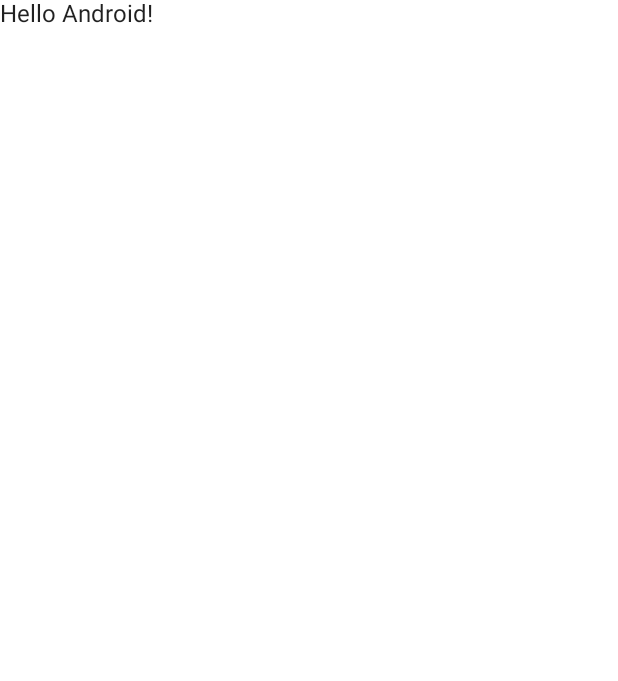
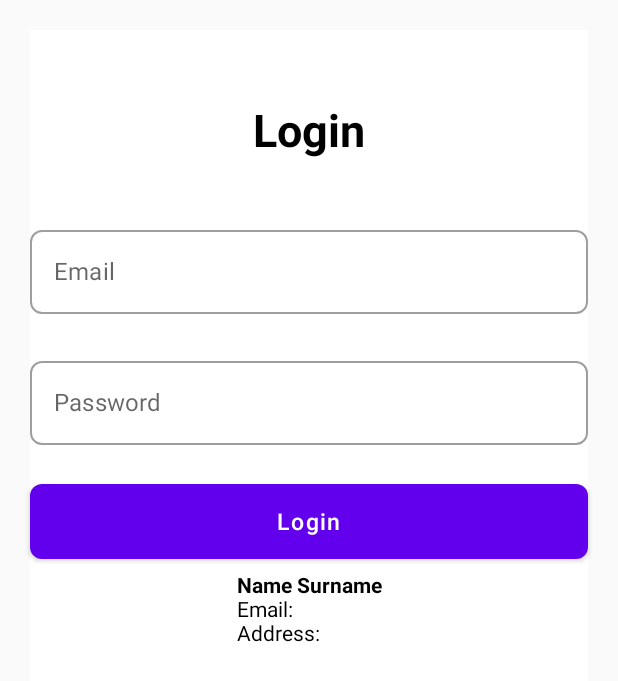
Before and after one commit to techshak/Random-User, an Android app built with Jetpack Compose: the screen it shows after launch (MainActivity), on a phone screen of 412 x 824 dp. Before the commit the part shown is almost empty. Shown: the top 681 px of the screen. Run offline under Robolectric (Android 15) with nearby library versions, the phone set to English and light mode, and no system bars; our stand-ins replace Dagger/Hilt's generated code.

Commit message:
Finish Login Page

```diff
--- a/app/src/main/AndroidManifest.xml
+++ b/app/src/main/AndroidManifest.xml
@@ -2,7 +2,12 @@
 <manifest xmlns:android="http://schemas.android.com/apk/res/android"
     xmlns:tools="http://schemas.android.com/tools">
 
+    <uses-permission android:name="android.permission.INTERNET"/>
+    <uses-permission android:name="android.permission.ACCESS_NETWORK_STATE"/>
+
     <application
+        android:name =".di.UserApplication"
+        android:usesCleartextTraffic="true"
         android:allowBackup="true"
         android:dataExtractionRules="@xml/data_extraction_rules"
         android:fullBackupContent="@xml/backup_rules"
--- a/app/src/main/java/com/example/ibstakehome/MainActivity.kt
+++ b/app/src/main/java/com/example/ibstakehome/MainActivity.kt
@@ -10,34 +10,21 @@ import androidx.compose.material.Text
 import androidx.compose.runtime.Composable
 import androidx.compose.ui.Modifier
 import androidx.compose.ui.tooling.preview.Preview
+import com.example.ibstakehome.navigation.Navigation
 import com.example.ibstakehome.ui.theme.IBSTakehomeTheme
 
 class MainActivity : ComponentActivity() {
     override fun onCreate(savedInstanceState: Bundle?) {
         super.onCreate(savedInstanceState)
         setContent {
-            IBSTakehomeTheme {
-                // A surface container using the 'background' color from the theme
-                Surface(
-                    modifier = Modifier.fillMaxSize(),
-                    color = MaterialTheme.colors.background
-                ) {
-                    Greeting("Android")
-                }
-            }
+            Navigation()
         }
     }
 }
 
-@Composable
-fun Greeting(name: String) {
-    Text(text = "Hello $name!")
-}
 
 @Preview(showBackground = true)
 @Composable
 fun DefaultPreview() {
-    IBSTakehomeTheme {
-        Greeting("Android")
-    }
+    Navigation()
 }
--- /dev/null
+++ b/app/src/main/java/com/example/ibstakehome/di/UserApplication.kt
@@ -0,0 +1,7 @@
+package com.example.ibstakehome.di
+
+import android.app.Application
+import dagger.hilt.android.HiltAndroidApp
+
+@HiltAndroidApp
+class UserApplication : Application()
--- /dev/null
+++ b/app/src/main/java/com/example/ibstakehome/navigation/Navigation.kt
@@ -0,0 +1,19 @@
+package com.example.ibstakehome.navigation
+
+import androidx.compose.runtime.Composable
+import androidx.navigation.compose.NavHost
+import androidx.navigation.compose.composable
+import androidx.navigation.compose.rememberNavController
+import com.example.ibstakehome.ui.presentation.login.LoginScreen
+
+@Composable
+fun Navigation () {
+    val navController = rememberNavController()
+    NavHost(navController = navController, startDestination = Screens.LoginScreen.route){
+        composable(
+            route = Screens.LoginScreen.route,
+        ){
+            LoginScreen(navController = navController)
+        }
+    }
+}
--- /dev/null
+++ b/app/src/main/java/com/example/ibstakehome/navigation/Screens.kt
@@ -0,0 +1,5 @@
+package com.example.ibstakehome.navigation
+
+sealed class Screens(val route:String){
+    object LoginScreen: Screens("login_screen")
+}
--- /dev/null
+++ b/app/src/main/java/com/example/ibstakehome/ui/presentation/login/LoginScreen.kt
@@ -0,0 +1,129 @@
+package com.example.ibstakehome.ui.presentation.login
+
+import androidx.compose.foundation.background
+import androidx.compose.foundation.layout.*
+import androidx.compose.foundation.shape.RoundedCornerShape
+import androidx.compose.material.*
+import androidx.compose.runtime.*
+import androidx.compose.ui.Alignment
+import androidx.compose.ui.Modifier
+import androidx.compose.ui.graphics.Color
+import androidx.compose.ui.text.font.FontWeight
+import androidx.compose.ui.text.input.PasswordVisualTransformation
+import androidx.compose.ui.text.input.TextFieldValue
+import androidx.compose.ui.unit.dp
+import androidx.compose.ui.unit.sp
+import androidx.navigation.NavController
+import java.util.regex.Pattern
+
+@Composable
+fun LoginScreen(
+    navController: NavController
+){
+    val regex = Pattern.compile("[a-zA-Z0-9\\+\\.\\_\\%\\-\\+]{1,256}" + "\\@"
+            + "[a-zA-Z0-9][a-zA-Z0-9\\-]{0,64}" + "(" + "\\."
+            + "[a-zA-Z0-9][a-zA-Z0-9\\-]{0,25}" + ")+");
+    var email by remember{ mutableStateOf(TextFieldValue("")) }
+    var password by remember { mutableStateOf(TextFieldValue("")) }
+    val isValidMail = regex.matcher(email.text).matches();
+    val isValidPass = password.text.count() > 6
+    Column (
+        Modifier
+            .fillMaxWidth()
+            .fillMaxHeight()
+            .padding(20.dp)
+            .background(color = Color.White)
+    ){
+        Text(
+            text = "Login",
+            color = Color.Black,
+            fontWeight = FontWeight.Bold,
+            fontSize = 30.sp,
+            modifier = Modifier
+                .align(Alignment.CenterHorizontally)
+                .padding(top = 50.dp)
+        )
+        OutlinedTextField(
+            value = email,
+            onValueChange = {newText->
+                email = newText
+            },
+            label = { Text("Email") },
+            singleLine = true,
+            modifier = Modifier
+                .padding(0.dp, 40.dp, 0.dp, 0.dp)
+                .fillMaxWidth(),
+            shape = RoundedCornerShape(8.dp),
+            isError = isValidMail
+        )
+        Text(
+            text = if (!isValidMail && email.text.isNotEmpty()) "Invalid email format" else " ",
+            color = Color.Red,
+        )
+
+        OutlinedTextField(
+            value = password,
+            label = { Text("Password") },
+            onValueChange = {newText->
+                password = newText
+            },
+            singleLine = true,
+            modifier = Modifier
+                .padding(0.dp, 7.dp, 0.dp, 0.dp)
+                .fillMaxWidth(),
+            shape = RoundedCornerShape(8.dp),
+            visualTransformation = PasswordVisualTransformation(),
+        )
+
+        Text(
+            text = if (!isValidPass && password.text.isNotEmpty()) "Password must exceed 6 characters" else " ",
+            color = Color.Red,
+        )
+
+        Button(
+            onClick = {
+                        if(isValidMail && isValidPass){
+
+                        }
+                      },
+            modifier = Modifier
+                .fillMaxWidth()
+                .padding(0.dp, 10.dp)
+                .height(50.dp),
+            shape = RoundedCornerShape(8.dp),
+        ) {
+            Text(
+                text = "Login",
+                color = Color.White,
+                fontSize = 15.sp,
+            )
+        }
+
+        Box (
+            modifier = Modifier
+                .fillMaxWidth()
+                ) {
+            Column (
+                modifier = Modifier
+                    .align(Alignment.Center)
+                    ) {
+
+                Text(
+                    text = "Name Surname",
+                    fontWeight = FontWeight.Bold,
+                    color = Color.Black,
+                )
+
+                Text(
+                    text = "Email: ${email.text}",
+                    color = Color.Black,
+                )
+                Text(
+                    text = "Address: ${email.text}",
+                    color = Color.Black,
+                )
+            }
+
+        }
+    }
+}
```
Also changed, not shown: app/src/main/java/com/example/ibstakehome/di/AppModule.kt (added, +28 -0 lines), app/src/main/java/com/example/ibstakehome/di/NetworkModule.kt (added, +32 -0 lines), app/src/main/java/com/example/ibstakehome/di/RepositoryModule.kt (added, +23 -0 lines).
